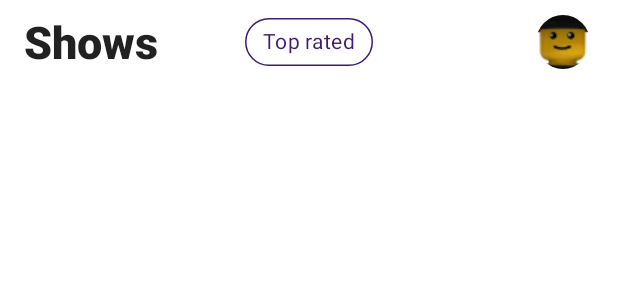
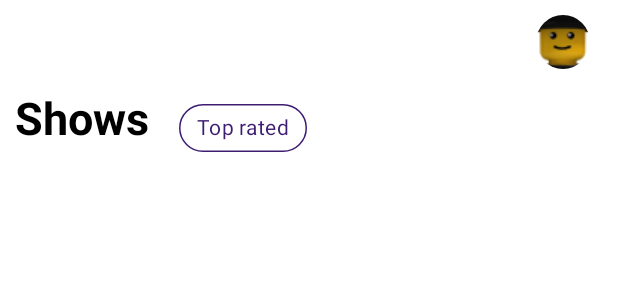
Before and after one commit to ivonamitovska/infinum-academy-shows-app-ivonamitovska, an Android app: the layout fragment_shows.xml on its own in the app's theme, with its tools: preview values and no code run, on a phone screen of 412 x 824 dp. Shown: the top 300 px of the screen. Run offline under Robolectric (Android 15) with nearby library versions, the phone set to English and light mode, and no system bars.

Commit message:
compound view

```diff
--- /dev/null
+++ b/app/src/main/java/com/infinum/shows_ivona_mitovska/listener/ToolbarListener.kt
@@ -0,0 +1,6 @@
+package com.infinum.shows_ivona_mitovska.listener
+
+interface ToolbarListener {
+    fun onTopRatedClicked(value: Boolean)
+    fun onProfileClicked()
+}
--- /dev/null
+++ b/app/src/main/java/com/infinum/shows_ivona_mitovska/model/ToolbarShowsView.kt
@@ -0,0 +1,36 @@
+package com.infinum.shows_ivona_mitovska.model
+
+import android.content.Context
+import android.graphics.Bitmap
+import android.util.AttributeSet
+import android.view.LayoutInflater
+import androidx.constraintlayout.widget.ConstraintLayout
+import com.infinum.shows_ivona_mitovska.databinding.ToolbarBinding
+import com.infinum.shows_ivona_mitovska.listener.ToolbarListener
+
+class ToolbarShowsView @JvmOverloads constructor(
+    context: Context, attrs: AttributeSet? = null, defStyleAttr: Int = 0
+) : ConstraintLayout(context, attrs, defStyleAttr) {
+
+    private lateinit var listener: ToolbarListener
+    private var binding: ToolbarBinding
+
+    init {
+        binding = ToolbarBinding.inflate(LayoutInflater.from(context), this)
+        binding.topRatedChip.setOnClickListener {
+            listener.onTopRatedClicked(binding.topRatedChip.isChecked)
+        }
+        binding.profilePhotoImage.setOnClickListener {
+            listener.onProfileClicked()
+        }
+    }
+
+    fun initToolbar(image: Bitmap?, listener: ToolbarListener) {
+        this.listener = listener
+        binding.profilePhotoImage.setImageBitmap(image)
+    }
+
+    fun changeProfilePicture(image: Bitmap) {
+        binding.profilePhotoImage.setImageBitmap(image)
+    }
+}
--- a/app/src/main/java/com/infinum/shows_ivona_mitovska/ui/login/model/LoginFragment.kt
+++ b/app/src/main/java/com/infinum/shows_ivona_mitovska/ui/login/model/LoginFragment.kt
@@ -89,7 +89,7 @@ class LoginFragment : Fragment() {
                 saveDefaultImage()
                 findNavController().navigate(LoginFragmentDirections.toShowsFragment())
             } else {
-                Toast.makeText(requireContext(), getString(R.string.fail), Toast.LENGTH_LONG).show()
+                Toast.makeText(requireContext(), "fail", Toast.LENGTH_LONG).show()
             }
             binding.pBarLogin.isVisible = false
         }
@@ -135,7 +135,7 @@ class LoginFragment : Fragment() {
         }
     }
 
-    fun animateShowTriangle()=with(binding.triangle){
+    private fun animateShowTriangle()=with(binding.triangle){
         translationY=-500f
         animate()
             .translationY(0f)
@@ -143,7 +143,7 @@ class LoginFragment : Fragment() {
             .setInterpolator(BounceInterpolator())
             .start()
     }
-    fun animateTitle(){
+    private fun animateTitle(){
         binding.title.startAnimation(AnimationUtils.loadAnimation(requireContext(), R.anim.zoom))
     }
 
--- a/app/src/main/res/layout/fragment_shows.xml
+++ b/app/src/main/res/layout/fragment_shows.xml
@@ -8,36 +8,12 @@
     android:layout_height="match_parent"
     android:orientation="vertical">
 
-    <androidx.appcompat.widget.Toolbar
-        android:id="@+id/toolbarTitle"
-        android:layout_width="match_parent"
-        android:layout_height="?attr/actionBarSize"
-        app:layout_collapseMode="pin"
-        app:layout_constraintLeft_toLeftOf="parent"
-        app:layout_constraintTop_toTopOf="parent"
-        app:title="Shows"
-        app:titleTextAppearance="@style/Toolbar.TitleText">
-
-        <de.hdodenhof.circleimageview.CircleImageView
-            android:id="@+id/profilePhotoImage"
-            android:layout_width="wrap_content"
-            android:layout_height="wrap_content"
-            android:layout_gravity="end"
-            android:layout_marginHorizontal="10dp"
-            android:layout_marginVertical="10dp"
-            android:contentDescription="@string/profile_photo"
-            android:src="@drawable/placeholder"/>
-
-
-        <com.google.android.material.chip.Chip
-            android:id="@+id/topRatedChip"
-            style="@style/Colors_Widget.MaterialComponents.Chip.Choice"
-            android:layout_width="wrap_content"
-            android:layout_height="wrap_content"
-            android:layout_gravity="center"
-            android:text="@string/top_rated"/>
-
-    </androidx.appcompat.widget.Toolbar>
+<com.infinum.shows_ivona_mitovska.model.ToolbarShowsView
+    android:id="@+id/toolbarShows"
+    android:layout_width="match_parent"
+    android:layout_height="wrap_content"
+    app:layout_constraintTop_toTopOf="parent"
+    app:layout_constraintEnd_toEndOf="parent"/>
 
     <androidx.recyclerview.widget.RecyclerView
         android:id="@+id/showsRecycler"
@@ -45,7 +21,7 @@
         android:layout_height="wrap_content"
         android:visibility="gone"
         android:paddingBottom="?attr/actionBarSize"
-        app:layout_constraintTop_toBottomOf="@id/toolbarTitle"
+        app:layout_constraintTop_toBottomOf="@id/toolbarShows"
         tools:listitem="@layout/item_show"/>
 
     <TextView
--- /dev/null
+++ b/app/src/main/res/layout/toolbar.xml
@@ -0,0 +1,67 @@
+<?xml version="1.0" encoding="utf-8"?>
+<merge
+    xmlns:android="http://schemas.android.com/apk/res/android"
+    xmlns:app="http://schemas.android.com/apk/res-auto"
+    xmlns:tools="http://schemas.android.com/tools"
+    android:layout_width="match_parent"
+    android:layout_height="match_parent"
+    tools:parentTag="androidx.constraintlayout.widget.ConstraintLayout">
+
+    <com.google.android.material.appbar.AppBarLayout
+        android:layout_width="match_parent"
+        android:layout_height="wrap_content"
+        android:background="@color/white"
+        android:fitsSystemWindows="true">
+
+        <androidx.appcompat.widget.Toolbar
+            android:id="@+id/toolbar"
+            android:layout_width="match_parent"
+            android:layout_height="?attr/actionBarSize"
+            app:layout_collapseMode="pin"
+            app:layout_constraintLeft_toLeftOf="parent"
+            app:layout_constraintTop_toTopOf="parent"
+            app:titleTextAppearance="@style/Toolbar.TitleText">
+
+            <de.hdodenhof.circleimageview.CircleImageView
+                android:id="@+id/profilePhotoImage"
+                android:layout_width="wrap_content"
+                android:layout_height="wrap_content"
+                android:layout_gravity="end"
+                android:layout_marginHorizontal="10dp"
+                android:layout_marginVertical="10dp"
+                android:contentDescription="@string/profile_photo"
+                android:src="@drawable/placeholder"/>
+
+        </androidx.appcompat.widget.Toolbar>
+
+        <androidx.appcompat.widget.LinearLayoutCompat
+            android:layout_width="match_parent"
+            android:layout_height="wrap_content"
+            android:orientation="horizontal">
+
+            <TextView
+                android:id="@+id/toolbarTitle"
+                android:layout_width="wrap_content"
+                android:layout_height="wrap_content"
+                android:layout_gravity="bottom"
+                android:layout_marginHorizontal="10dp"
+                android:layout_marginVertical="5dp"
+                android:text="@string/shows"
+                android:textSize="30sp"
+                android:textStyle="bold"
+                android:gravity="start"
+                android:textColor="@color/black"/>
+
+            <com.google.android.material.chip.Chip
+                android:id="@+id/topRatedChip"
+                style="@style/Colors_Widget.MaterialComponents.Chip.Choice"
+                android:layout_width="wrap_content"
+                android:layout_height="wrap_content"
+                android:layout_gravity="center"
+                android:layout_marginHorizontal="10dp"
+                android:layout_marginVertical="5dp"
+                android:text="@string/top_rated"/>
+        </androidx.appcompat.widget.LinearLayoutCompat>
+    </com.google.android.material.appbar.AppBarLayout>
+
+</merge>
```
Also changed, not shown: app/src/main/java/com/infinum/shows_ivona_mitovska/ui/shows/model/ShowsFragment.kt (+27 -28 lines), app/src/main/res/values/themes.xml (+12 -0 lines), app/src/main/res/drawable/triangle_splash.xml (indentation only).
